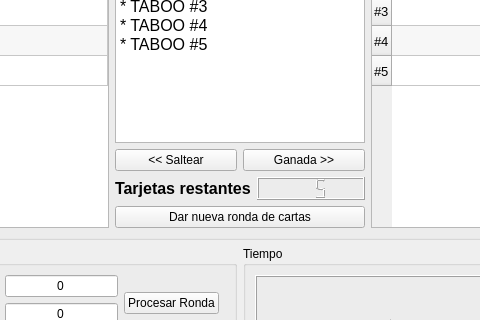
The window that src/ui/taboowords.ui (ivanalejandro0/taboowords.v2) describes before a commit, drawn with Qt 5; both pictures show x 162 to 642 and y 122 to 442 of the 804 by 751 pixel window.
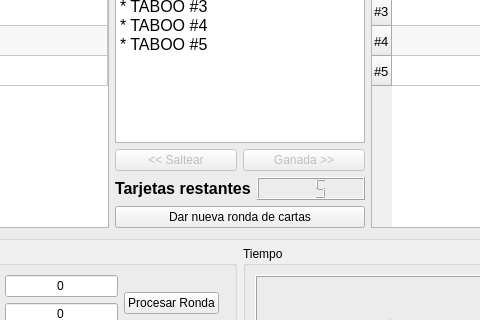
The same window after the commit. Custom widgets are drawn as their Qt base class.

Patch:
```diff
--- a/src/ui/taboowords.ui
+++ b/src/ui/taboowords.ui
@@ -49,6 +49,9 @@
             <layout class="QHBoxLayout" name="horizontalLayout_2">
              <item>
               <widget class="QPushButton" name="pbSkip">
+               <property name="enabled">
+                <bool>false</bool>
+               </property>
                <property name="text">
                 <string>&lt;&lt; Saltear</string>
                </property>
@@ -56,6 +59,9 @@
              </item>
              <item>
               <widget class="QPushButton" name="pbWin">
+               <property name="enabled">
+                <bool>false</bool>
+               </property>
                <property name="text">
                 <string>Ganada &gt;&gt;</string>
                </property>
```
Left out of the diff: 22 changed lines with no effect on the pictures.
